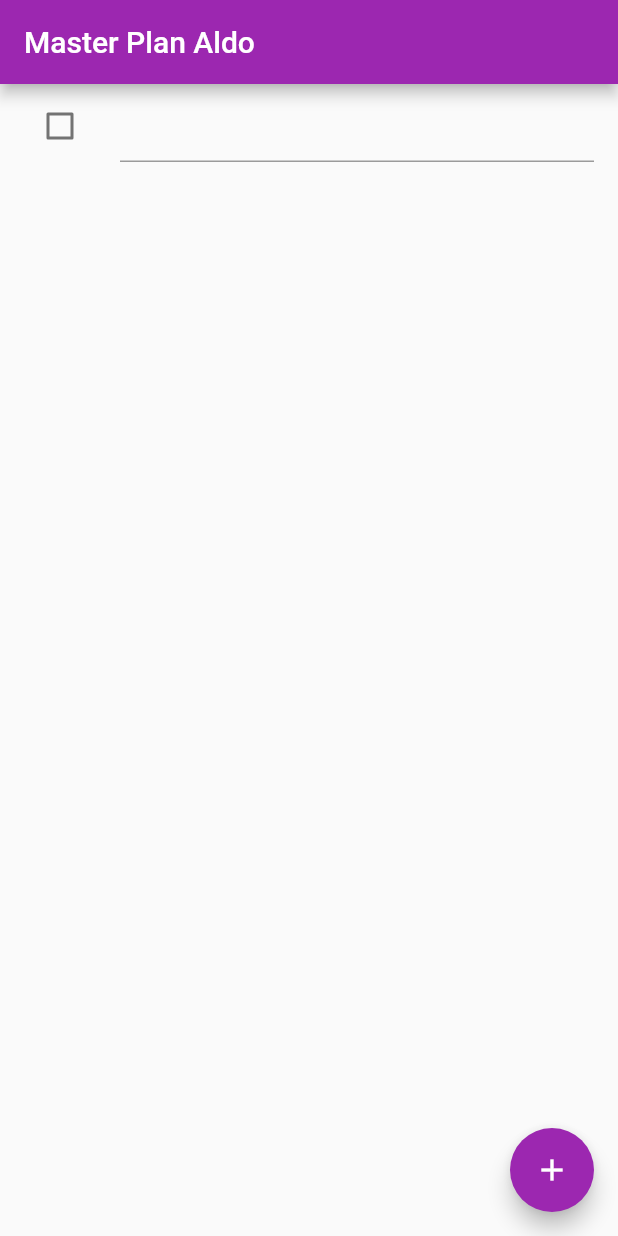
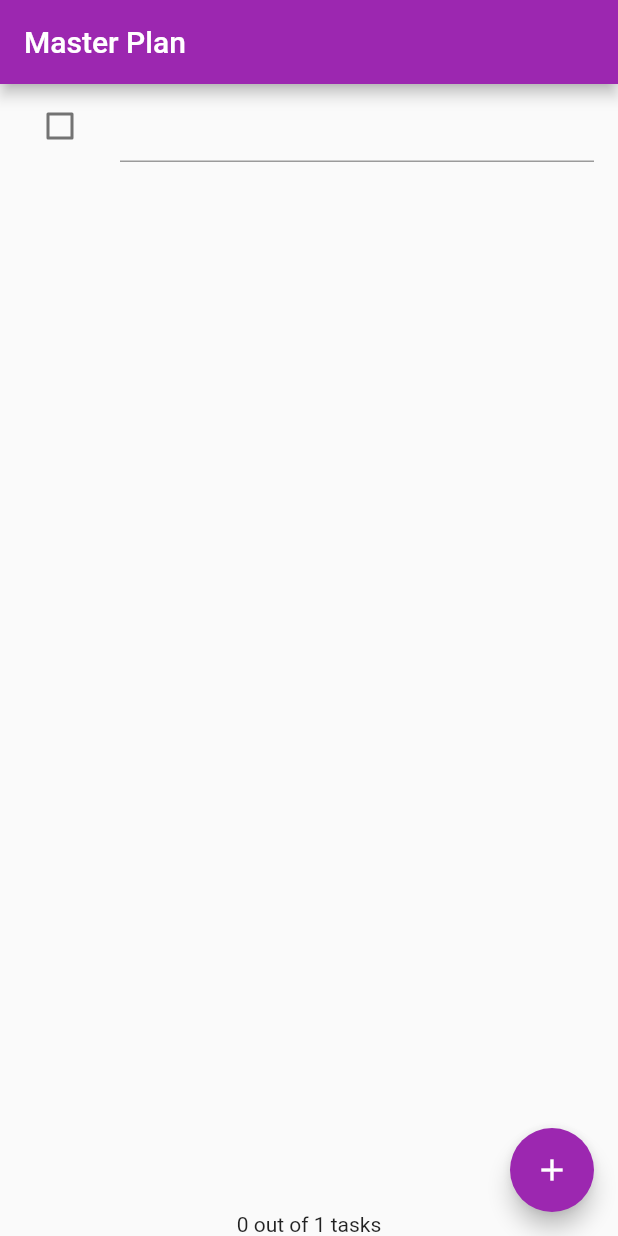
Before and after one commit to AlKhrisW/flutter_state_management, a Flutter app: the screen it shows after launch, after a tap on the "add" icon, on a phone screen of 412 x 824 dp. Run offline on Flutter 3.47's test engine with Material 3 defaults, Android fonts, the phone set to English and light mode, and no system bars.

Commit message:
Praktikum 2

```diff
--- a/lib/main.dart
+++ b/lib/main.dart
@@ -1,5 +1,7 @@
 import 'package:flutter/material.dart';
+import './models/plan.dart';
 import './views/plan_screen.dart';
+import './provider/plan_provider.dart';
 
 void main() => runApp(MasterPlanApp());
 
@@ -13,7 +15,12 @@ class MasterPlanApp extends StatelessWidget {
         primarySwatch: Colors.purple,
         useMaterial3:false,
       ),
-      home: PlanScreen(),
+      // langkah 2 start
+      home: PlanProvider(
+        notifier: ValueNotifier<Plan>(const Plan()),
+        child: const PlanScreen(),
+      ),
+      // langkah 2 end
     );
   }
 }
--- a/lib/models/plan.dart
+++ b/lib/models/plan.dart
@@ -5,4 +5,9 @@ class Plan {
   final List<Task> tasks;
 
   const Plan({this.name = '', this.tasks = const []});
+  // langkah 3 start
+  int get completedCount => tasks.where((task) => task.complete).length;
+
+  String get completenessMessage => '$completedCount out of ${tasks.length} tasks';
+  // langkah 3 end
 }
--- /dev/null
+++ b/lib/provider/plan_provider.dart
@@ -0,0 +1,10 @@
+import 'package:flutter/material.dart';
+import '../models/data_layer.dart';
+
+class PlanProvider extends InheritedNotifier<ValueNotifier<Plan>> {
+  const PlanProvider({super.key, required Widget child, required ValueNotifier<Plan> notifier}) : super(child: child, notifier: notifier);
+
+  static ValueNotifier<Plan> of(BuildContext context) {
+    return context.dependOnInheritedWidgetOfExactType<PlanProvider>()!.notifier!;
+  }
+}
--- a/lib/views/plan_screen.dart
+++ b/lib/views/plan_screen.dart
@@ -1,5 +1,6 @@
 import '../models/data_layer.dart';
 import 'package:flutter/material.dart';
+import '../provider/plan_provider.dart';
 
 class PlanScreen extends StatefulWidget {
   const PlanScreen({super.key});
@@ -9,7 +10,6 @@ class PlanScreen extends StatefulWidget {
 }
 
 class _PlanScreenState extends State<PlanScreen> {
-  Plan plan = const Plan();
   late ScrollController scrollController;
 
   @override
@@ -21,79 +21,87 @@ class _PlanScreenState extends State<PlanScreen> {
       });
   }
 
+  // langkah 9 start
   @override
   Widget build(BuildContext context) {
     return Scaffold(
-    // ganti ‘Namaku' dengan Nama panggilan Anda
-    appBar: AppBar(title: const Text('Master Plan Aldo')),
-    body: _buildList(),
-    floatingActionButton: _buildAddTaskButton(),
+      appBar: AppBar(title: const Text('Master Plan')),
+      body: ValueListenableBuilder<Plan>(
+        valueListenable: PlanProvider.of(context),
+        builder: (context, plan, child) {
+          return Column(
+            children: [
+              Expanded(child: _buildList(plan)), // langkah 8
+              SafeArea(child: Text(plan.completenessMessage))
+            ],
+          );
+        },
+      ),
+      floatingActionButton: _buildAddTaskButton(context),
     );
   }
+  // langkah 9 end
 
-  Widget _buildAddTaskButton() {
+  // langkah 5 start
+  Widget _buildAddTaskButton(BuildContext context) {
+    ValueNotifier<Plan> planNotifier = PlanProvider.of(context);
     return FloatingActionButton(
       child: const Icon(Icons.add),
       onPressed: () {
-        setState(() {
-          plan = Plan(
-            name: plan.name,
-            tasks: List<Task>.from(plan.tasks)
-            ..add(const Task()),
+        Plan currentPlan = planNotifier.value;
+        planNotifier.value = Plan(
+          name: currentPlan.name,
+          tasks: List<Task>.from(currentPlan.tasks)..add(const Task()),
         );
-        });
       },
     );
   }
+  // langkah 5 end
 
-  Widget _buildList() {
+  // langkah 7 start
+  Widget _buildList(Plan plan) {
     return ListView.builder(
       controller: scrollController,
-      keyboardDismissBehavior:
-        Theme.of(context).platform
-         == TargetPlatform.iOS
-          ? ScrollViewKeyboardDismissBehavior.onDrag
-          : ScrollViewKeyboardDismissBehavior.manual,
       itemCount: plan.tasks.length,
-      itemBuilder: (context, index) =>
-      _buildTaskTile(plan.tasks[index], index),
+      itemBuilder: (context, index) => _buildTaskTile(plan.tasks[index], index, context),
     );
   }
+  // langkah 7 end
 
-  Widget _buildTaskTile(Task task, int index) {
+  // langkah 6 start
+  Widget _buildTaskTile(Task task, int index, BuildContext context) {
+    ValueNotifier<Plan> planNotifier = PlanProvider.of(context);
     return ListTile(
       leading: Checkbox(
         value: task.complete,
         onChanged: (selected) {
-          setState(() {
-            plan = Plan(
-              name: plan.name,
-              tasks: List<Task>.from(plan.tasks)
+          Plan currentPlan = planNotifier.value;
+          planNotifier.value = Plan(
+            name: currentPlan.name,
+            tasks: List<Task>.from(currentPlan.tasks)
               ..[index] = Task(
                 description: task.description,
                 complete: selected ?? false,
               ),
           );
-          });
-        }
-      ),
+        }),
       title: TextFormField(
         initialValue: task.description,
         onChanged: (text) {
-          setState(() {
-            plan = Plan(
-              name: plan.name,
-              tasks: List<Task>.from(plan.tasks)
+          Plan currentPlan = planNotifier.value;
+          planNotifier.value = Plan(
+            name: currentPlan.name,
+            tasks: List<Task>.from(currentPlan.tasks)
               ..[index] = Task(
                 description: text,
                 complete: task.complete,
               ),
           );
-          });
         },
       ),
     );
   }
+  // langkah 6 end
 
   @override
   void dispose() {
```
Also changed, not shown: 1 other file. Lines whose indentation alone changed are shown as unchanged.
